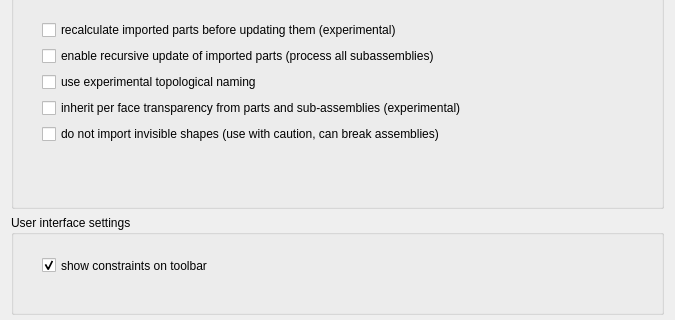
Qt form GuiA2p/Resources/ui/a2p_prefs.ui (kbwbe/A2plus) before a commit; both pictures show x 0 to 675 and y 294 to 614 of the 675 by 850 pixel window.
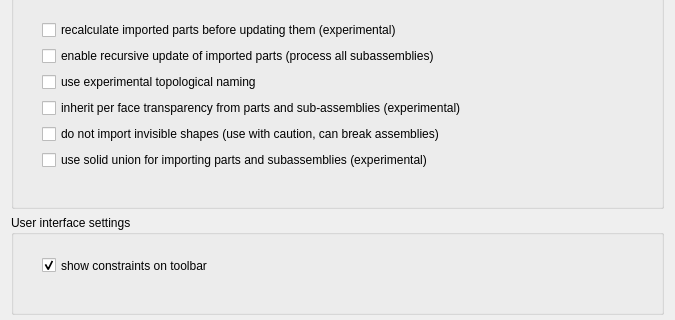
The same form after that commit. Custom widgets are drawn as their Qt base class.

Diff of the .ui file:
```diff
--- a/GuiA2p/Resources/ui/a2p_prefs.ui
+++ b/GuiA2p/Resources/ui/a2p_prefs.ui
@@ -154,6 +154,19 @@
          </property>
         </widget>
        </item>
+       <item>
+        <widget class="Gui::PrefCheckBox" name="checkBox_9">
+         <property name="text">
+          <string>use solid union for importing parts and subassemblies (experimental)</string>
+         </property>
+         <property name="prefEntry" stdset="0">
+          <cstring>useSolidUnion</cstring>
+         </property>
+         <property name="prefPath" stdset="0">
+          <cstring>Mod/A2plus</cstring>
+         </property>
+        </widget>
+       </item>
        <item>
         <spacer name="verticalSpacer_3">
          <property name="orientation">
```
